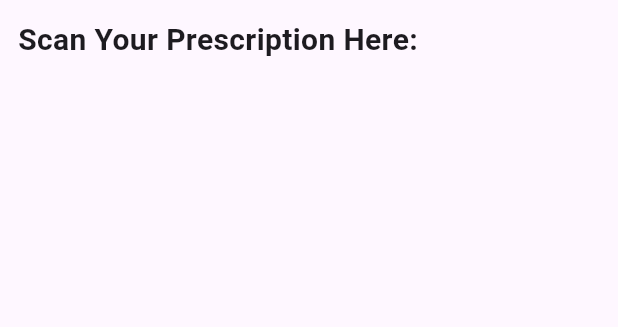
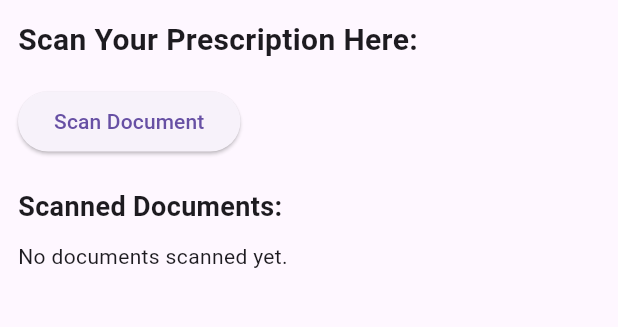
Before and after one commit to code-of-duty-69/medVerse, a Flutter app: the Navbar widget shown alone on an empty page, opened directly, after a tap on "Scan Prescription", on a phone screen of 412 x 824 dp, the part 84-411 px from its top. Run offline on Flutter 3.47's test engine with Material 3 defaults, Android fonts, the phone set to English and light mode, and no system bars; our stand-ins replace image_picker, permission_handler.

Commit message:
edit to frontend

```diff
--- a/medverse_app/lib/Navbar.dart
+++ b/medverse_app/lib/Navbar.dart
@@ -1,6 +1,6 @@
 import 'package:flutter/material.dart';
 import 'package:medverse_app/Reminderpage.dart';
-import 'package:medverse_app/Scanpage.dart';
+import 'Scanpage.dart';
 import 'Chatbotpage.dart';
 import 'Appointmentpage.dart';
 
@@ -34,7 +34,7 @@ class Navbar extends StatelessWidget {
           ),
           ListTile(
             leading: const Icon(Icons.message_rounded),
-            title: const Text("Chatbot"),
+            title: const Text("Medbot"),
             onTap: () {
               Navigator.push(
                 context,
@@ -44,7 +44,7 @@ class Navbar extends StatelessWidget {
           ),
           ListTile(
             leading: const Icon(Icons.book_rounded),
-            title: const Text("Appointments"),
+            title: const Text("Book Appointment"),
             onTap: () {
               Navigator.push(
                 context,
@@ -55,7 +55,7 @@ class Navbar extends StatelessWidget {
           ),
           ListTile(
             leading: const Icon(Icons.calendar_month),
-            title: const Text("Reminders"),
+            title: const Text("Heads-up"),
             onTap: () {
               Navigator.push(
                 context,
@@ -69,7 +69,7 @@ class Navbar extends StatelessWidget {
             onTap: () {
               Navigator.push(
                 context,
-                MaterialPageRoute(builder: (context) => const Scanpage()),
+                MaterialPageRoute(builder: (context) => const ScanPage()),
               );
             },
           ),
--- a/medverse_app/lib/Scanpage.dart
+++ b/medverse_app/lib/Scanpage.dart
@@ -1,17 +1,73 @@
+import 'dart:io';
+
 import 'package:flutter/material.dart';
+import 'package:image_picker/image_picker.dart';
+import 'package:permission_handler/permission_handler.dart';
 
-class Scanpage extends StatelessWidget {
-  const Scanpage({super.key});
+class ScanPage extends StatefulWidget {
+  const ScanPage({super.key});
 
   @override
-  Widget build(BuildContext context) => Scaffold(
+  _ScanPageState createState() => _ScanPageState();
+}
+
+class _ScanPageState extends State<ScanPage> {
+  final List<XFile> _scannedDocuments = []; // To store scanned documents
+
+  // Method to ask for camera permission
+  Future<void> _askCameraPermission() async {
+    if (await Permission.camera.isGranted) {
+      _scanDocument();
+    } else {
+      PermissionStatus status = await Permission.camera.request();
+      if (status.isGranted) {
+        _scanDocument();
+      } else {
+        _showPermissionDeniedDialog();
+      }
+    }
+  }
+
+  // Method to scan the document
+  Future<void> _scanDocument() async {
+    final ImagePicker picker = ImagePicker();
+    final XFile? image = await picker.pickImage(source: ImageSource.camera);
+
+    if (image != null) {
+      setState(() {
+        _scannedDocuments.add(image);
+      });
+    }
+  }
+
+  // Show a dialog if permission is denied
+  void _showPermissionDeniedDialog() {
+    showDialog(
+      context: context,
+      builder: (context) => AlertDialog(
+        title: const Text("Camera Permission Denied"),
+        content: const Text(
+            "You need to grant camera permission to scan documents."),
+        actions: [
+          TextButton(
+            onPressed: () => Navigator.of(context).pop(),
+            child: const Text("OK"),
+          ),
+        ],
+      ),
+    );
+  }
+
+  @override
+  Widget build(BuildContext context) {
+    return Scaffold(
       appBar: AppBar(
         title: const Text('MEDVERSE'),
         backgroundColor: const Color.fromARGB(255, 43, 147, 231),
       ),
-        body: const SingleChildScrollView(
+      body: SingleChildScrollView(
         child: Padding(
-            padding: EdgeInsets.all(12.0),
+          padding: const EdgeInsets.all(12.0),
           child: Column(
             crossAxisAlignment: CrossAxisAlignment.start,
             children: [
@@ -19,12 +75,46 @@ class Scanpage extends StatelessWidget {
                 "Scan Your Prescription Here:",
                 style: TextStyle(fontSize: 20, fontWeight: FontWeight.bold),
               ),
-                Row(
-                  children: [],
-                )
+              const SizedBox(height: 16),
+              ElevatedButton(
+                onPressed: _askCameraPermission,
+                child: const Text('Scan Document'),
+              ),
+              const SizedBox(height: 20),
+              const Text(
+                "Scanned Documents:",
+                style: TextStyle(fontSize: 18, fontWeight: FontWeight.bold),
+              ),
+              const SizedBox(height: 10),
+              _buildScannedDocumentsList(),
             ],
           ),
         ),
       ),
     );
   }
+
+  // Widget to display the scanned documents
+  Widget _buildScannedDocumentsList() {
+    if (_scannedDocuments.isEmpty) {
+      return const Text('No documents scanned yet.');
+    }
+
+    return ListView.builder(
+      shrinkWrap: true,
+      physics: const NeverScrollableScrollPhysics(),
+      itemCount: _scannedDocuments.length,
+      itemBuilder: (context, index) {
+        return ListTile(
+          leading: Image.file(
+            File(_scannedDocuments[index].path),
+            width: 50,
+            height: 50,
+            fit: BoxFit.cover,
+          ),
+          title: Text('Document ${index + 1}'),
+        );
+      },
+    );
+  }
+}
--- a/medverse_app/pubspec.yaml
+++ b/medverse_app/pubspec.yaml
@@ -30,7 +30,8 @@ environment:
 dependencies:
   flutter:
     sdk: flutter
-
+  permission_handler: ^10.2.0
+  image_picker: ^0.8.7
 
   # The following adds the Cupertino Icons font to your application.
   # Use with the CupertinoIcons class for iOS style icons.
@@ -55,6 +56,7 @@ flutter:
   uses-material-design: true
   assets:
     - images/DrawerHeader.jpg
+    - images/logo.jpg
 
   # An image asset can refer to one or more resolution-specific "variants", see
   # https://flutter.dev/to/resolution-aware-images
```
Also changed, not shown: medverse_app/lib/main.dart (+10 -2 lines), medverse_app/images/logo.jpg (added), medverse_app/pubspec.lock, 5 other files. Lines whose indentation alone changed are shown as unchanged.
